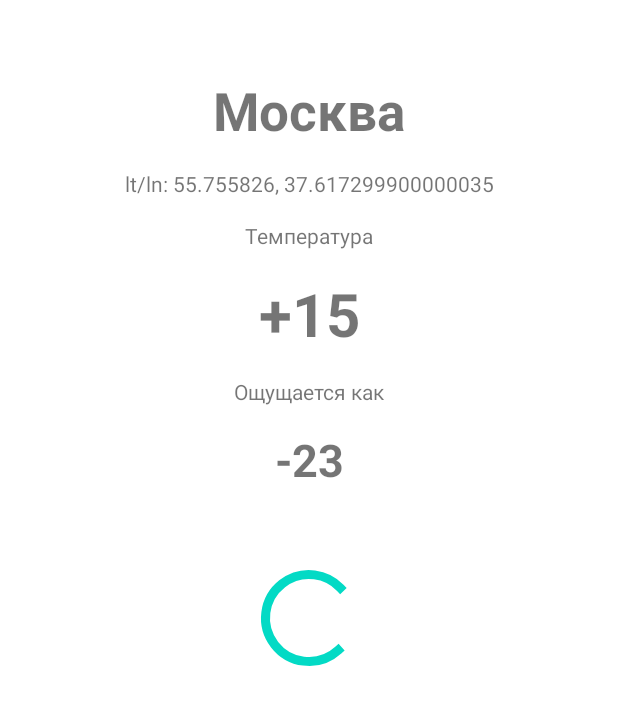
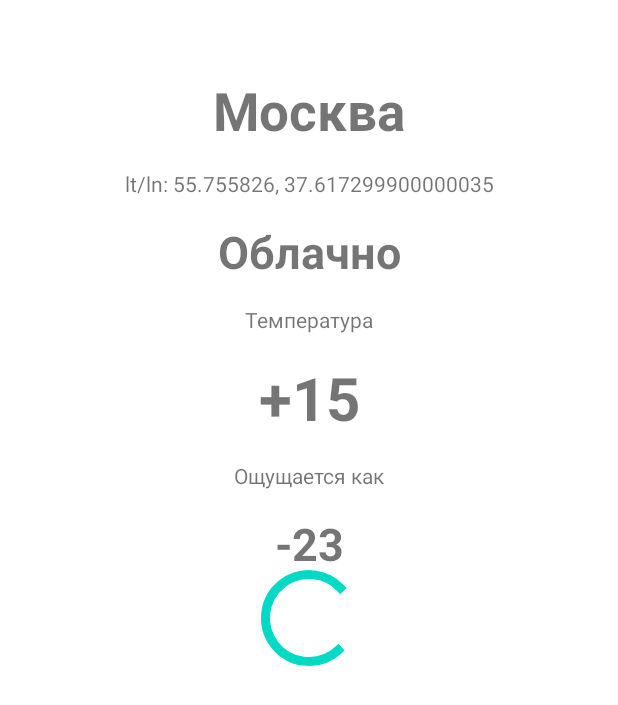
Before and after one commit to vikzak/WeatherKotlin, an Android app: the layout fragment_details.xml on its own in the app's theme, with its tools: preview values and no code run, on a phone screen of 412 x 824 dp. Shown: the top 705 px of the screen. Run offline under Robolectric (Android 15) with nearby library versions, the phone set to English and light mode, and no system bars.

Commit message:
ДЗ№5. Внесение изменений.

```diff
--- a/app/build.gradle
+++ b/app/build.gradle
@@ -38,13 +38,19 @@ android {
 dependencies {
 
     implementation 'androidx.core:core-ktx:1.7.0'
+    // desing
     implementation 'androidx.appcompat:appcompat:1.4.0'
     implementation 'com.google.android.material:material:1.4.0'
     implementation 'androidx.constraintlayout:constraintlayout:2.1.2'
     implementation 'com.google.android.material:material:1.1.0'
+    // live data
     implementation 'androidx.lifecycle:lifecycle-livedata-ktx:2.4.0'
     implementation 'androidx.lifecycle:lifecycle-viewmodel-ktx:2.4.0'
+    // google map
     implementation 'com.google.android.gms:play-services-maps:18.0.2'
+    //gson
+    implementation 'com.google.code.gson:gson:2.8.5'
+
     // Облегчённая библиотека, содержит только карту, слой пробок,
     // LocationManager, UserLocationLayer и возможность скачивать оффлайн карты (только в платной версии).
     implementation 'com.yandex.android:maps.mobile:4.0.0-lite'
--- a/app/src/main/AndroidManifest.xml
+++ b/app/src/main/AndroidManifest.xml
@@ -1,6 +1,8 @@
 <?xml version="1.0" encoding="utf-8"?>
 <manifest xmlns:android="http://schemas.android.com/apk/res/android"
     package="ru.gb.weatherkotlin">
+
+    <uses-permission android:name="android.permission.INTERNET" />
 
     <application
         android:allowBackup="true"
--- /dev/null
+++ b/app/src/main/java/ru/gb/weatherkotlin/model/WeatherDTO.kt
@@ -0,0 +1,5 @@
+package ru.gb.weatherkotlin.model
+
+data class WeatherDTO(
+    val fact: FactDTO?
+)
--- a/app/src/main/res/layout/fragment_details.xml
+++ b/app/src/main/res/layout/fragment_details.xml
@@ -1,6 +1,5 @@
 <?xml version="1.0" encoding="utf-8"?>
-<FrameLayout
-    xmlns:android="http://schemas.android.com/apk/res/android"
+<FrameLayout xmlns:android="http://schemas.android.com/apk/res/android"
     xmlns:app="http://schemas.android.com/apk/res-auto"
     xmlns:tools="http://schemas.android.com/tools"
     android:layout_width="match_parent"
@@ -10,8 +9,8 @@
     <androidx.constraintlayout.widget.ConstraintLayout
         android:id="@+id/mainView"
         android:layout_width="match_parent"
-        android:layout_height="match_parent"
-        >
+        android:layout_height="match_parent">
+
         <TextView
             android:id="@+id/cityName"
             android:layout_width="wrap_content"
@@ -23,6 +22,7 @@
             app:layout_constraintStart_toStartOf="parent"
             app:layout_constraintTop_toTopOf="parent"
             tools:text="Москва" />
+
         <TextView
             android:id="@+id/cityCoordinates"
             android:layout_width="wrap_content"
@@ -32,6 +32,19 @@
             app:layout_constraintStart_toStartOf="parent"
             app:layout_constraintTop_toBottomOf="@+id/cityName"
             tools:text="lt/ln: 55.755826, 37.617299900000035" />
+
+        <TextView
+            android:id="@+id/weatherCondition"
+            android:layout_width="wrap_content"
+            android:layout_height="wrap_content"
+            android:layout_marginTop="@dimen/margin_15_dp"
+            android:textSize="@dimen/feels_like_text_size"
+            android:textStyle="bold"
+            app:layout_constraintEnd_toEndOf="parent"
+            app:layout_constraintStart_toStartOf="parent"
+            app:layout_constraintTop_toBottomOf="@+id/cityCoordinates"
+            tools:text="Облачно" />
+
         <TextView
             android:id="@+id/temperatureLabel"
             android:layout_width="wrap_content"
@@ -40,7 +53,8 @@
             android:text="@string/temperature_label"
             app:layout_constraintEnd_toEndOf="parent"
             app:layout_constraintStart_toStartOf="parent"
-            app:layout_constraintTop_toBottomOf="@+id/cityCoordinates" />
+            app:layout_constraintTop_toBottomOf="@+id/weatherCondition" />
+
         <TextView
             android:id="@+id/temperatureValue"
             android:layout_width="wrap_content"
@@ -52,6 +66,7 @@
             app:layout_constraintStart_toStartOf="parent"
             app:layout_constraintTop_toBottomOf="@+id/temperatureLabel"
             tools:text="+15" />
+
         <TextView
             android:id="@+id/feelsLikeLabel"
             android:layout_width="wrap_content"
@@ -61,6 +76,7 @@
             app:layout_constraintEnd_toEndOf="parent"
             app:layout_constraintStart_toStartOf="parent"
             app:layout_constraintTop_toBottomOf="@+id/temperatureValue" />
+
         <TextView
             android:id="@+id/feelsLikeValue"
             android:layout_width="wrap_content"
@@ -74,8 +90,8 @@
             tools:text="-23" />
 
 
+    </androidx.constraintlayout.widget.ConstraintLayout>
 
-    </androidx.constraintlayout.widget.ConstraintLayout>
     <FrameLayout
         android:id="@+id/loadingLayout"
         android:layout_width="match_parent"
@@ -83,7 +99,9 @@
 
         android:visibility="gone"
         tools:visibility="visible">
-        <ProgressBar style="?android:attr/progressBarStyleLarge"
+
+        <ProgressBar
+            style="?android:attr/progressBarStyleLarge"
             android:layout_width="wrap_content"
             android:layout_height="wrap_content"
             android:layout_gravity="center" />
```
Also changed, not shown: app/src/main/java/ru/gb/weatherkotlin/MainActivity.kt (+9 -7 lines), app/src/main/java/ru/gb/weatherkotlin/model/FactDTO.kt (added, +7 -0 lines), app/src/main/java/ru/gb/weatherkotlin/view/details/DetailsFragment.kt (+85 -68 lines).
